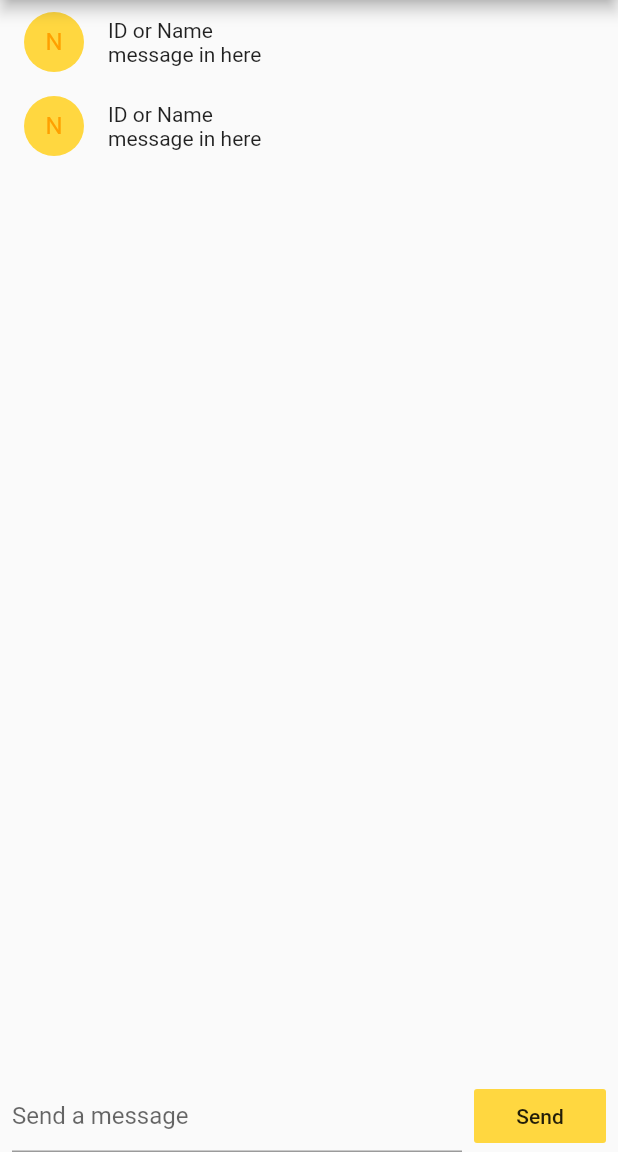
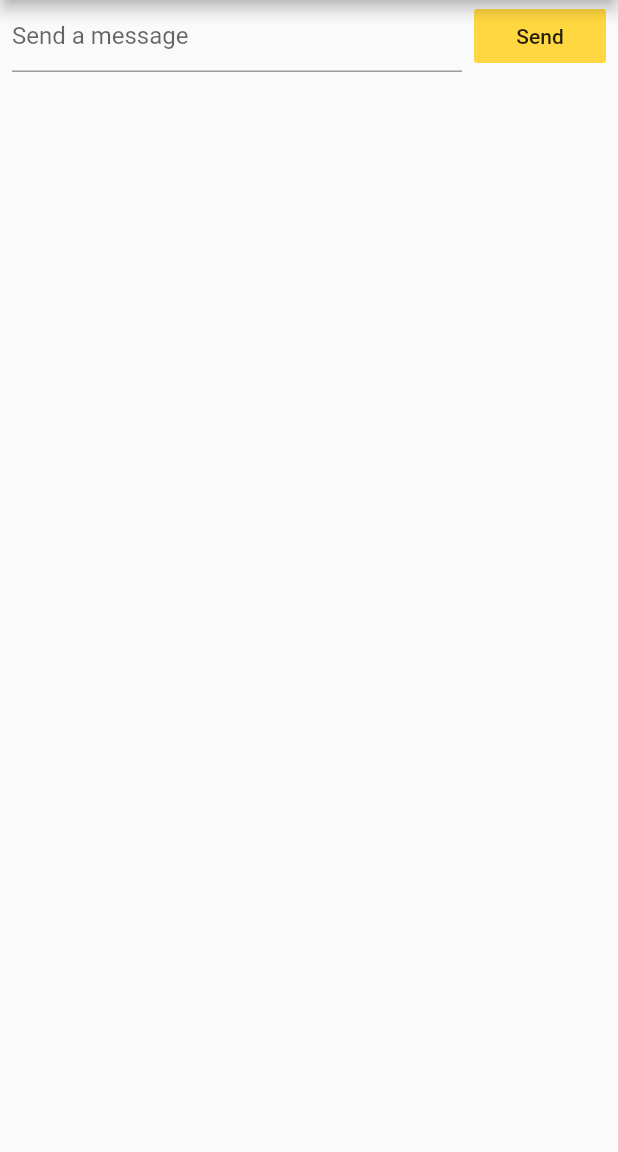
Before and after one commit to ITSTIME1/flutter, a Flutter app: the screen it shows after launch, after a tap on "Send", on a phone screen of 412 x 824 dp, the part 84-1236 px from its top. Run offline on Flutter 3.47's test engine with Material 2 defaults, Android fonts, the light colour scheme and no system bars; missing offline and left inert: dart:html.

Commit message:
Revert "[Add] chat_app/pubspec.yaml -> logger add"
This reverts commit e4f5f0ef43d947241dcb2cfa4c8e4ee4355aef69.

```diff
--- a/chat_app/lib/chat_message.dart
+++ /dev/null
@@ -1,27 +0,0 @@
-import 'package:flutter/material.dart';
-
-class ChatMessage extends StatelessWidget {
-  @override
-  Widget build(BuildContext context) {
-    return Padding(
-      padding: const EdgeInsets.symmetric(horizontal: 16.0, vertical: 8),
-      child: Row(
-        children: [
-          CircleAvatar(
-            backgroundColor: Colors.amberAccent,
-            child: Text("N"),
-          ),
-          SizedBox(
-            width: 16.0,
-          ),
-          Expanded(
-            child: Column(
-              crossAxisAlignment: CrossAxisAlignment.start,
-              children: [Text("ID or Name"), Text("message in here")],
-            ),
-          )
-        ],
-      ),
-    );
-  }
-}
--- a/chat_app/lib/home_page.dart
+++ b/chat_app/lib/home_page.dart
@@ -1,7 +1,5 @@
 import 'dart:html';
-import 'package:chat_app/chat_message.dart';
 import 'package:flutter/material.dart';
-import 'package:logger/logger.dart';
 
 class HomePage extends StatefulWidget {
   @override
@@ -17,13 +15,7 @@ class _HomePageState extends State<HomePage> {
       appBar: AppBar(
         title: Text("Chat App"),
       ),
-      body: Column(
-        children: [
-          Expanded(
-              child: ListView(
-            children: [ChatMessage(), ChatMessage()],
-          )),
-          Container(
+      body: Container(
         padding: EdgeInsets.symmetric(horizontal: 8.0),
         child: Row(
           children: [
@@ -48,14 +40,11 @@ class _HomePageState extends State<HomePage> {
           ],
         ),
       ),
-        ],
-      ),
     );
   }
 
   void _handleSubmitted(String text) {
     print(text);
-    Logger().d(text);
     _textEditingController.clear();
   }
 }
--- a/chat_app/pubspec.yaml
+++ b/chat_app/pubspec.yaml
@@ -34,7 +34,6 @@ dependencies:
   # The following adds the Cupertino Icons font to your application.
   # Use with the CupertinoIcons class for iOS style icons.
   cupertino_icons: ^1.0.2
-  logger: ^1.1.0
 
 dev_dependencies:
   flutter_test:
```
Lines whose indentation alone changed are shown as unchanged.
